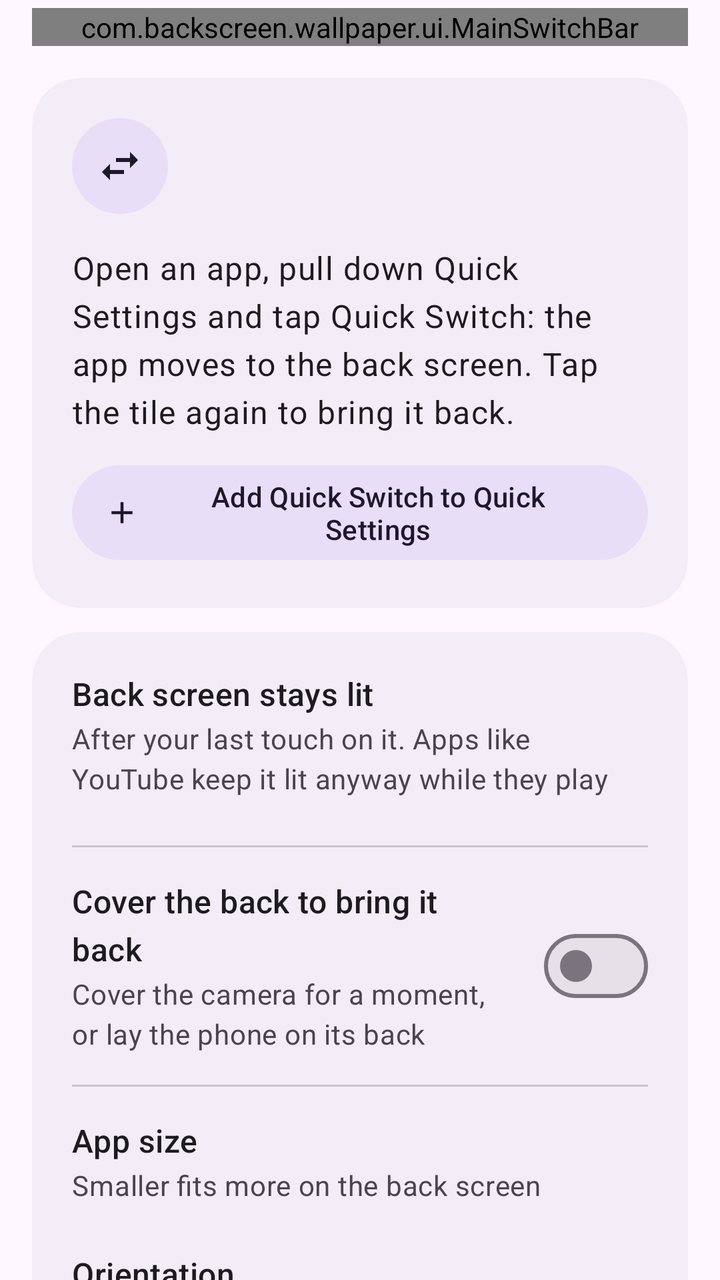
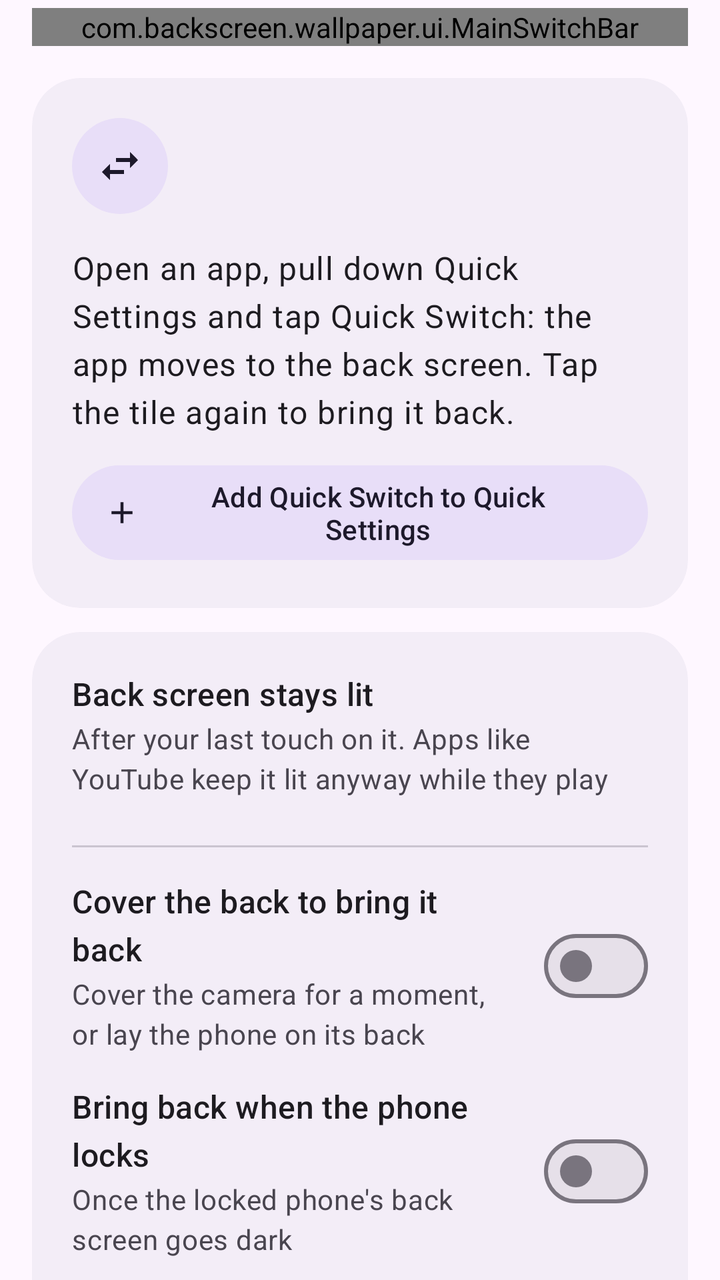

Two renders of the same Android screen: before a commit and after it. Below are the layout's source before the change and the commit's diff.
<!-- AndroidManifest.xml: application theme Theme.BackScreen -->
<!-- res/layout/fragment_mirror.xml -->
<?xml version="1.0" encoding="utf-8"?>
<LinearLayout xmlns:android="http://schemas.android.com/apk/res/android"
    xmlns:app="http://schemas.android.com/apk/res-auto"
    xmlns:tools="http://schemas.android.com/tools"
    android:layout_width="match_parent"
    android:layout_height="match_parent"
    android:orientation="vertical">

    <com.backscreen.wallpaper.ui.MainSwitchBar
        android:id="@+id/mainSwitch"
        android:layout_width="match_parent"
        android:layout_height="wrap_content"
        android:layout_marginHorizontal="16dp"
        android:layout_marginTop="4dp"
        android:layout_marginBottom="8dp"
        android:text="@string/mirror_switch" />

    <androidx.core.widget.NestedScrollView
        android:layout_width="match_parent"
        android:layout_height="0dp"
        android:layout_weight="1"
        android:clipToPadding="false">

        <LinearLayout
            android:layout_width="match_parent"
            android:layout_height="wrap_content"
            android:orientation="vertical"
            android:paddingHorizontal="16dp"
            android:paddingTop="8dp"
            android:paddingBottom="24dp">

            
            <com.google.android.material.card.MaterialCardView
                style="@style/Widget.BackScreen.Card"
                android:layout_width="match_parent"
                android:layout_height="wrap_content"
                app:cardBackgroundColor="?attr/colorSurfaceContainer">

                <LinearLayout
                    android:layout_width="match_parent"
                    android:layout_height="wrap_content"
                    android:orientation="vertical">

                    <ImageView
                        android:layout_width="48dp"
                        android:layout_height="48dp"
                        android:background="@drawable/bg_icon_circle"
                        android:importantForAccessibility="no"
                        android:padding="12dp"
                        android:src="@drawable/ic_swap"
                        app:tint="?attr/colorOnSecondaryContainer" />

                    <TextView
                        android:layout_width="wrap_content"
                        android:layout_height="wrap_content"
                        android:layout_marginTop="16dp"
                        android:text="@string/mirror_how"
                        android:textAppearance="?attr/textAppearanceBodyLarge"
                        android:textColor="?attr/colorOnSurface" />

                    <Button
                        android:id="@+id/addTileButton"
                        style="@style/Widget.Material3.Button.TonalButton.Icon"
                        android:layout_width="wrap_content"
                        android:layout_height="wrap_content"
                        android:layout_marginTop="12dp"
                        android:text="@string/add_tile"
                        app:icon="@drawable/ic_add" />

                    
                    <LinearLayout
                        android:id="@+id/tileAddedRow"
                        android:layout_width="wrap_content"
                        android:layout_height="wrap_content"
                        android:layout_marginTop="16dp"
                        android:gravity="center_vertical"
                        android:orientation="horizontal"
                        android:visibility="gone"
                        tools:ignore="UseCompoundDrawables">

                        <ImageView
                            android:layout_width="20dp"
                            android:layout_height="20dp"
                            android:layout_marginEnd="8dp"
                            android:importantForAccessibility="no"
                            android:src="@drawable/ic_check_circle"
                            app:tint="?attr/colorPrimary" />

                        <TextView
                            android:layout_width="wrap_content"
                            android:layout_height="wrap_content"
                            android:text="@string/tile_added"
                            android:textAppearance="?attr/textAppearanceBodyMedium"
                            android:textColor="?attr/colorOnSurfaceVariant" />
                    </LinearLayout>
                </LinearLayout>
            </com.google.android.material.card.MaterialCardView>

            
            <com.google.android.material.card.MaterialCardView
                android:id="@+id/lentCard"
                style="@style/Widget.BackScreen.Card"
                android:layout_width="match_parent"
                android:layout_height="wrap_content"
                android:layout_marginTop="12dp"
                android:visibility="gone"
                app:cardBackgroundColor="?attr/colorPrimaryContainer">

                <LinearLayout
                    android:layout_width="match_parent"
                    android:layout_height="wrap_content"
                    android:orientation="vertical">

                    <TextView
                        android:id="@+id/lentText"
                        android:layout_width="wrap_content"
                        android:layout_height="wrap_content"
                        android:textAppearance="?attr/textAppearanceTitleMedium"
                        android:textColor="?attr/colorOnPrimaryContainer" />

                    <TextView
                        android:layout_width="wrap_content"
                        android:layout_height="wrap_content"
                        android:layout_marginTop="2dp"
                        android:text="@string/lent_now_detail"
                        android:textAppearance="?attr/textAppearanceBodyMedium"
                        android:textColor="?attr/colorOnPrimaryContainer" />

                    <Button
                        android:id="@+id/bringBackButton"
                        style="@style/Widget.Material3.Button.Icon"
                        android:layout_width="wrap_content"
                        android:layout_height="wrap_content"
                        android:layout_marginTop="12dp"
                        android:text="@string/bring_back"
                        app:icon="@drawable/ic_swap" />
                </LinearLayout>
            </com.google.android.material.card.MaterialCardView>

            <com.google.android.material.card.MaterialCardView
                android:id="@+id/optionsCard"
                style="@style/Widget.BackScreen.Card"
                android:layout_width="match_parent"
                android:layout_height="wrap_content"
                android:layout_marginTop="12dp"
                app:cardBackgroundColor="?attr/colorSurfaceContainer">

                <LinearLayout
                    android:layout_width="match_parent"
                    android:layout_height="wrap_content"
                    android:orientation="vertical">

                    <TextView
                        android:layout_width="wrap_content"
                        android:layout_height="wrap_content"
                        android:text="@string/keep_lit_title"
                        android:textAppearance="?attr/textAppearanceTitleMedium"
                        android:textColor="?attr/colorOnSurface" />

                    <TextView
                        android:layout_width="wrap_content"
                        android:layout_height="wrap_content"
                        android:layout_marginTop="2dp"
                        android:text="@string/keep_lit_summary"
                        android:textAppearance="?attr/textAppearanceBodyMedium"
                        android:textColor="?attr/colorOnSurfaceVariant" />

                    <com.google.android.material.chip.ChipGroup
                        android:id="@+id/keepLitChips"
                        android:layout_width="match_parent"
                        android:layout_height="wrap_content"
                        android:layout_marginTop="8dp"
                        app:selectionRequired="true"
                        app:singleSelection="true" />

                    <com.google.android.material.divider.MaterialDivider
                        android:layout_width="match_parent"
                        android:layout_height="wrap_content"
                        android:layout_marginVertical="16dp" />

                    <LinearLayout
                        android:id="@+id/coverRow"
                        android:layout_width="match_parent"
                        android:layout_height="wrap_content"
                        android:background="?attr/selectableItemBackground"
                        android:clickable="true"
                        android:focusable="true"
                        android:gravity="center_vertical"
                        android:orientation="horizontal">

                        <LinearLayout
                            android:layout_width="0dp"
                            android:layout_height="wrap_content"
                            android:layout_marginEnd="16dp"
                            android:layout_weight="1"
                            android:orientation="vertical">

                            <TextView
                                android:layout_width="wrap_content"
                                android:layout_height="wrap_content"
                                android:text="@string/cover_return_title"
                                android:textAppearance="?attr/textAppearanceTitleMedium"
                                android:textColor="?attr/colorOnSurface" />

                            <TextView
                                android:layout_width="wrap_content"
                                android:layout_height="wrap_content"
                                android:layout_marginTop="2dp"
                                android:text="@string/cover_return_summary"
                                android:textAppearance="?attr/textAppearanceBodyMedium"
                                android:textColor="?attr/colorOnSurfaceVariant" />
                        </LinearLayout>

                        <com.google.android.material.materialswitch.MaterialSwitch
                            android:id="@+id/coverSwitch"
                            android:layout_width="wrap_content"
                            android:layout_height="wrap_content" />
                    </LinearLayout>

                    <com.google.android.material.divider.MaterialDivider
                        android:layout_width="match_parent"
                        android:layout_height="wrap_content"
                        android:layout_marginVertical="16dp" />

                    <TextView
                        android:layout_width="wrap_content"
                        android:layout_height="wrap_content"
                        android:text="@string/size_title"
                        android:textAppearance="?attr/textAppearanceTitleMedium"
                        android:textColor="?attr/colorOnSurface" />

                    <TextView
                        android:layout_width="wrap_content"
                        android:layout_height="wrap_content"
                        android:layout_marginTop="2dp"
                        android:text="@string/size_summary"
                        android:textAppearance="?attr/textAppearanceBodyMedium"
                        android:textColor="?attr/colorOnSurfaceVariant" />

                    <com.google.android.material.chip.ChipGroup
                        android:id="@+id/sizeChips"
                        android:layout_width="match_parent"
                        android:layout_height="wrap_content"
                        android:layout_marginTop="8dp"
                        app:selectionRequired="true"
                        app:singleSelection="true" />

                    <TextView
                        android:layout_width="wrap_content"
                        android:layout_height="wrap_content"
                        android:layout_marginTop="16dp"
                        android:text="@string/orientation_title"
                        android:textAppearance="?attr/textAppearanceTitleMedium"
                        android:textColor="?attr/colorOnSurface" />

                    <TextView
                        android:layout_width="wrap_content"
                        android:layout_height="wrap_content"
                        android:layout_marginTop="2dp"
                        android:text="@string/orientation_summary"
                        android:textAppearance="?attr/textAppearanceBodyMedium"
                        android:textColor="?attr/colorOnSurfaceVariant" />

                    <com.google.android.material.chip.ChipGroup
                        android:id="@+id/orientationChips"
                        android:layout_width="match_parent"
                        android:layout_height="wrap_content"
                        android:layout_marginTop="8dp"
                        app:selectionRequired="true"
                        app:singleSelection="true" />

                    <TextView
                        android:layout_width="wrap_content"
                        android:layout_height="wrap_content"
                        android:layout_marginTop="8dp"
                        android:text="@string/mirror_options_note"
                        android:textAppearance="?attr/textAppearanceBodySmall"
                        android:textColor="?attr/colorOnSurfaceVariant" />
                </LinearLayout>
            </com.google.android.material.card.MaterialCardView>
        </LinearLayout>
    </androidx.core.widget.NestedScrollView>
</LinearLayout>
<!-- resources referenced by this layout -->
<resources>
  <!-- drawable bg_icon_circle (drawable) -->
  <?xml version="1.0" encoding="utf-8"?>
  <shape xmlns:android="http://schemas.android.com/apk/res/android"
      android:shape="oval">
      <solid android:color="?attr/colorSecondaryContainer" />
  </shape>
  <!-- drawable ic_add (drawable) -->
  <vector xmlns:android="http://schemas.android.com/apk/res/android"
      android:width="24dp"
      android:height="24dp"
      android:tint="?android:attr/colorControlNormal"
      android:viewportWidth="24"
      android:viewportHeight="24">
      <path
          android:fillColor="@android:color/white"
          android:pathData="M19,13h-6v6h-2v-6H5v-2h6V5h2v6h6v2z" />
  </vector>
  <!-- drawable ic_check_circle (drawable) -->
  <vector xmlns:android="http://schemas.android.com/apk/res/android"
      android:width="24dp"
      android:height="24dp"
      android:tint="?android:attr/colorControlNormal"
      android:viewportWidth="24"
      android:viewportHeight="24">
      <path
          android:fillColor="@android:color/white"
          android:pathData="M12,2C6.48,2 2,6.48 2,12s4.48,10 10,10 10,-4.48 10,-10S17.52,2 12,2zM10,17l-5,-5 1.41,-1.41L10,14.17l7.59,-7.59L19,8l-9,9z" />
  </vector>
  <!-- drawable ic_swap (drawable) -->
  <vector xmlns:android="http://schemas.android.com/apk/res/android"
      android:width="24dp"
      android:height="24dp"
      android:tint="?android:attr/colorControlNormal"
      android:viewportWidth="24"
      android:viewportHeight="24">
      <path
          android:fillColor="@android:color/white"
          android:pathData="M6.99,11L3,15l3.99,4v-3H14v-2H6.99v-3zM21,9l-3.99,-4v3H10v2h7.01v3L21,9z" />
  </vector>
  <string name="add_tile">Add Quick Switch to Quick Settings</string>
  <string name="bring_back">Bring back</string>
  <string name="cover_return_summary">Cover the camera for a moment, or lay the phone on its back</string>
  <string name="cover_return_title">Cover the back to bring it back</string>
  <string name="keep_lit_summary">After your last touch on it. Apps like YouTube keep it lit anyway while they play</string>
  <string name="keep_lit_title">Back screen stays lit</string>
  <string name="lent_now_detail">Bring it back here, or use the tile or Xiaomi\'s back strip on the back screen</string>
  <string name="mirror_how">Open an app, pull down Quick Settings and tap Quick Switch: the app moves to the back screen. Tap the tile again to bring it back.</string>
  <string name="mirror_options_note">These apply only while an app is on the back screen, and Xiaomi\'s settings are put back when it leaves.</string>
  <string name="mirror_switch">Quick Switch</string>
  <string name="orientation_summary">Portrait turns the back screen upright: hold the phone sideways, camera at the top</string>
  <string name="orientation_title">Orientation</string>
  <string name="size_summary">Smaller fits more on the back screen</string>
  <string name="size_title">App size</string>
  <string name="tile_added">Quick Switch is in Quick Settings</string>
  <style name="Widget.BackScreen.Card" parent="Widget.Material3.CardView.Filled">
          <item name="cardCornerRadius">24dp</item>
          <item name="contentPadding">20dp</item>
      </style>
  <style name="Theme.BackScreen" parent="Theme.Material3.DayNight.NoActionBar">
          <item name="android:statusBarColor">@android:color/transparent</item>
          <item name="android:navigationBarColor">@android:color/transparent</item>
          
          <item name="android:windowLightStatusBar">?attr/isLightTheme</item>
          <item name="android:windowLightNavigationBar">?attr/isLightTheme</item>
      </style>
</resources>

<!-- the commit's change to res/layout/fragment_mirror.xml (unified diff, before → after) -->
@@ -217,6 +217,46 @@
                             android:layout_height="wrap_content" />
                     </LinearLayout>
 
+                    <LinearLayout
+                        android:id="@+id/lockReturnRow"
+                        android:layout_width="match_parent"
+                        android:layout_height="wrap_content"
+                        android:layout_marginTop="16dp"
+                        android:background="?attr/selectableItemBackground"
+                        android:clickable="true"
+                        android:focusable="true"
+                        android:gravity="center_vertical"
+                        android:orientation="horizontal">
+
+                        <LinearLayout
+                            android:layout_width="0dp"
+                            android:layout_height="wrap_content"
+                            android:layout_marginEnd="16dp"
+                            android:layout_weight="1"
+                            android:orientation="vertical">
+
+                            <TextView
+                                android:layout_width="wrap_content"
+                                android:layout_height="wrap_content"
+                                android:text="@string/lock_return_title"
+                                android:textAppearance="?attr/textAppearanceTitleMedium"
+                                android:textColor="?attr/colorOnSurface" />
+
+                            <TextView
+                                android:layout_width="wrap_content"
+                                android:layout_height="wrap_content"
+                                android:layout_marginTop="2dp"
+                                android:text="@string/lock_return_summary"
+                                android:textAppearance="?attr/textAppearanceBodyMedium"
+                                android:textColor="?attr/colorOnSurfaceVariant" />
+                        </LinearLayout>
+
+                        <com.google.android.material.materialswitch.MaterialSwitch
+                            android:id="@+id/lockReturnSwitch"
+                            android:layout_width="wrap_content"
+                            android:layout_height="wrap_content" />
+                    </LinearLayout>
+
                     <com.google.android.material.divider.MaterialDivider
                         android:layout_width="match_parent"
                         android:layout_height="wrap_content"
<!-- resource entries referenced after the edit -->
@@ -46,6 +46,8 @@
   <string name="keep_lit_summary">After your last touch on it. Apps like YouTube keep it lit anyway while they play</string>
   <string name="keep_lit_title">Back screen stays lit</string>
   <string name="lent_now_detail">Bring it back here, or use the tile or Xiaomi\'s back strip on the back screen</string>
+  <string name="lock_return_summary">Once the locked phone\'s back screen goes dark</string>
+  <string name="lock_return_title">Bring back when the phone locks</string>
   <string name="mirror_how">Open an app, pull down Quick Settings and tap Quick Switch: the app moves to the back screen. Tap the tile again to bring it back.</string>
   <string name="mirror_options_note">These apply only while an app is on the back screen, and Xiaomi\'s settings are put back when it leaves.</string>
   <string name="mirror_switch">Quick Switch</string>
